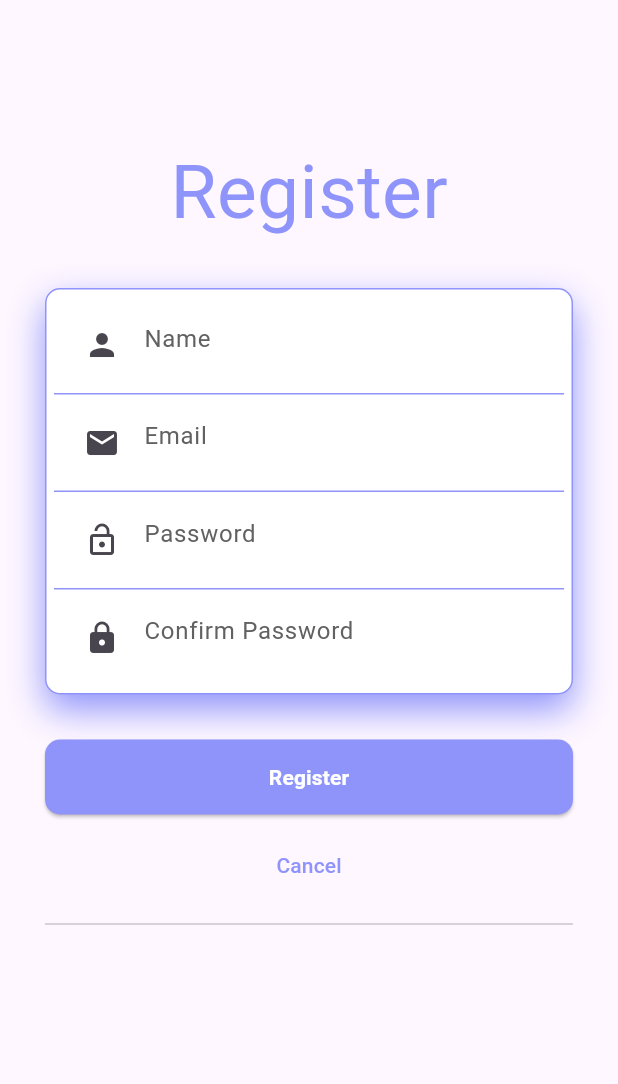
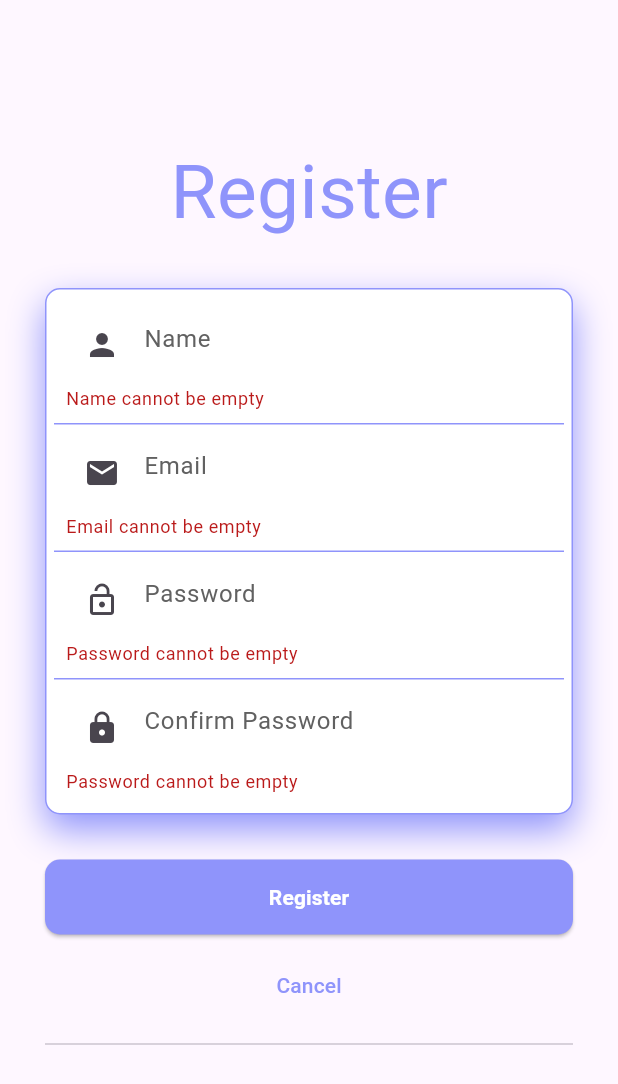
Before and after one commit to SmartYeti/LoginAuth, a Flutter app: the RegisterPage screen opened directly, after a tap on "Register", on a phone screen of 412 x 824 dp. Shown: the top 1084 px of the screen. Run offline on Flutter 3.47's test engine with Material 3 defaults, Android fonts, the phone set to English and light mode, and no system bars.

```diff
--- /dev/null
+++ b/lib/core/utils/guard.dart
@@ -0,0 +1,58 @@
+class Guard {
+  static String? againstNull(dynamic val, String name) {
+    if (val == null) {
+      return '$name is undifined';
+    }
+    return null;
+  }
+
+  static String? againstEmptyString(dynamic val, String name) {
+    final String? isNull = againstNull(val, name);
+
+    if (isNull != null) {
+      return isNull;
+    }
+// -----
+    if (val is! String) {
+      return '$name is not a String';
+    }
+// ------
+    if (val.isEmpty) {
+      return '$name cannot be empty';
+    }
+    return null;
+  }
+
+  static String? againstInvalidEmail(String? val, String name) {
+    final String? isEmpty = againstEmptyString(val, name);
+    if (isEmpty != null) {
+      return isEmpty;
+    }
+    final RegExp regExp = RegExp(
+        r"^[a-zA-Z0-9.a-zA-Z0-9.!#$%&'*+-/=?^_`{|}~]+@[a-zA-Z0-9]+\.[a-zA-Z]+");
+
+    if (!regExp.hasMatch(val!)) {
+      return '$name is invalid';
+    }
+
+    return null;
+  }
+
+  static String? againstNotMatch(String? val, String? reference, String name) {
+    final String? isNull = againstNull(val, name);
+    if (isNull != null) {
+      return isNull;
+    }
+
+    final String? isEmpty = againstEmptyString(val, name);
+    if (isEmpty != null) {
+      return isEmpty;
+    }
+
+    if (val != reference) {
+      return '$name does not match';
+    }
+
+    return null;
+  }
+}
--- a/lib/features/presentation/pages/register.dart
+++ b/lib/features/presentation/pages/register.dart
@@ -1,4 +1,5 @@
 import 'package:flutter/material.dart';
+import 'package:loginauth_web/core/utils/guard.dart';
 import 'package:loginauth_web/features/presentation/pages/home.dart';
 import 'package:loginauth_web/features/presentation/pages/login.dart';
 import 'package:http/http.dart' as http;
@@ -11,9 +12,21 @@ class RegisterPage extends StatefulWidget {
 }
 
 class _RegisterPageState extends State<RegisterPage> {
-  final TextEditingController _nameController = TextEditingController();
   final TextEditingController _emailController = TextEditingController();
   final TextEditingController _passwordController = TextEditingController();
+  final TextEditingController _nameController = TextEditingController();
+  final TextEditingController _cpasswordController = TextEditingController();
+
+  final GlobalKey<FormState> _formKey = GlobalKey();
+  // @override
+  // void dispose() {
+  //   super.dispose();
+  //   _emailController.dispose();
+  //   _passwordController.dispose();
+  //   _cpasswordController.dispose();
+  //   _nameController.dispose();
+  // }
+
   @override
   Widget build(BuildContext context) {
     return Scaffold(
@@ -47,6 +60,8 @@ class _RegisterPageState extends State<RegisterPage> {
                             blurRadius: 20.0,
                             offset: Offset(0, 10))
                       ]),
+                  child: Form(
+                    key: _formKey,
                     child: Column(
                       children: <Widget>[
                         Container(
@@ -54,8 +69,14 @@ class _RegisterPageState extends State<RegisterPage> {
                           decoration: const BoxDecoration(
                               border: Border(
                                   bottom: BorderSide(
-                                    color: Color.fromRGBO(143, 148, 251, 1)))),
+                                      color:
+                                          Color.fromRGBO(143, 148, 251, 1)))),
                           child: TextFormField(
+                            validator: (String? val) {
+                              return Guard.againstEmptyString(val, 'Name');
+                            },
+                            autovalidateMode:
+                                AutovalidateMode.onUserInteraction,
                             controller: _nameController,
                             decoration: InputDecoration(
                                 prefixIcon: const Icon(Icons.person),
@@ -84,8 +105,14 @@ class _RegisterPageState extends State<RegisterPage> {
                           decoration: const BoxDecoration(
                               border: Border(
                                   bottom: BorderSide(
-                                    color: Color.fromRGBO(143, 148, 251, 1)))),
+                                      color:
+                                          Color.fromRGBO(143, 148, 251, 1)))),
                           child: TextFormField(
+                            validator: (String? val) {
+                              return Guard.againstInvalidEmail(val, 'Email');
+                            },
+                            autovalidateMode:
+                                AutovalidateMode.onUserInteraction,
                             controller: _emailController,
                             decoration: InputDecoration(
                                 prefixIcon: const Icon(Icons.email),
@@ -99,8 +126,14 @@ class _RegisterPageState extends State<RegisterPage> {
                           decoration: const BoxDecoration(
                               border: Border(
                                   bottom: BorderSide(
-                                    color: Color.fromRGBO(143, 148, 251, 1)))),
+                                      color:
+                                          Color.fromRGBO(143, 148, 251, 1)))),
                           child: TextFormField(
+                            validator: (String? val) {
+                              return Guard.againstEmptyString(val, 'Password');
+                            },
+                            autovalidateMode:
+                                AutovalidateMode.onUserInteraction,
                             controller: _passwordController,
                             obscureText: true,
                             decoration: InputDecoration(
@@ -113,16 +146,23 @@ class _RegisterPageState extends State<RegisterPage> {
                         Container(
                           padding: const EdgeInsets.all(8.0),
                           child: TextFormField(
-                          // controller: _passwordController,
+                            autovalidateMode:
+                                AutovalidateMode.onUserInteraction,
+                            controller: _cpasswordController,
                             obscureText: true,
                             decoration: InputDecoration(
                                 prefixIcon: const Icon(Icons.lock),
                                 border: InputBorder.none,
                                 hintText: "Confirm Password",
                                 hintStyle: TextStyle(color: Colors.grey[700])),
+                            validator: (String? val) {
+                              return Guard.againstNotMatch(
+                                  val, _passwordController.text, 'Password');
+                            },
                           ),
                         )
                       ],
+                    ),
                   ),
                 ),
                 const SizedBox(
@@ -144,7 +184,10 @@ class _RegisterPageState extends State<RegisterPage> {
                     ),
                   ),
                   onPressed: () {
+                    if (_formKey.currentState!.validate()) {
                       _register(context);
+                      // dispose();
+                    }
                   },
                 ),
                 const SizedBox(height: 10),
```
Also changed, not shown: lib/features/presentation/pages/home.dart (+77 -40 lines), lib/features/presentation/pages/login.dart (+25 -17 lines). Lines whose indentation alone changed are shown as unchanged.
